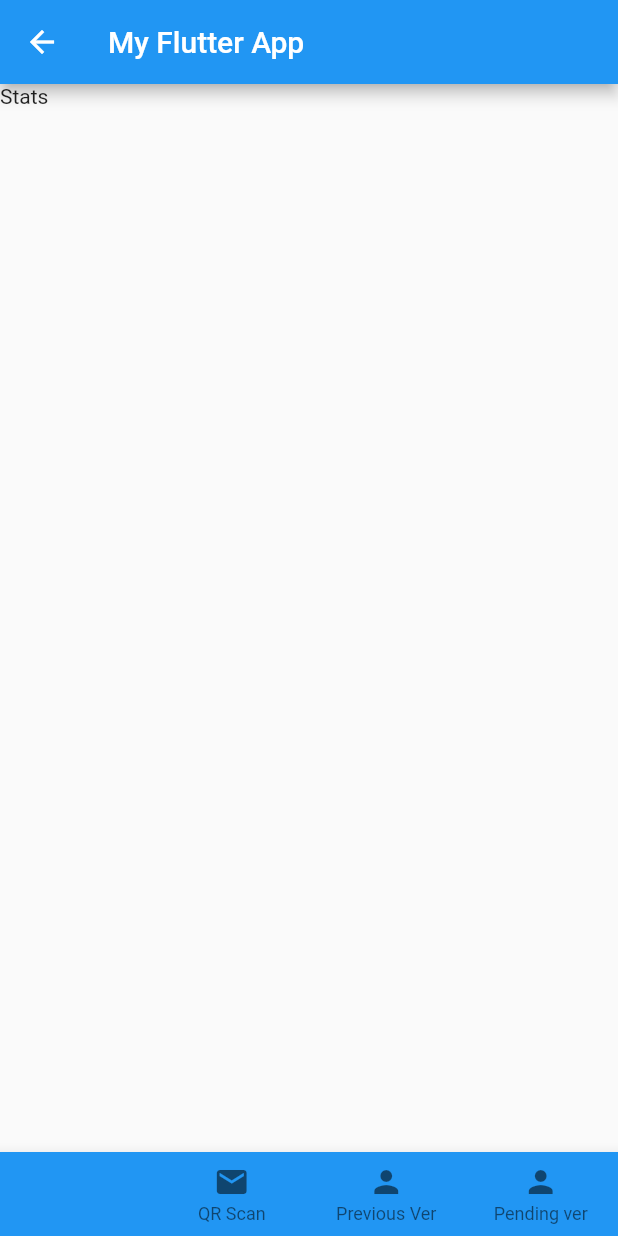
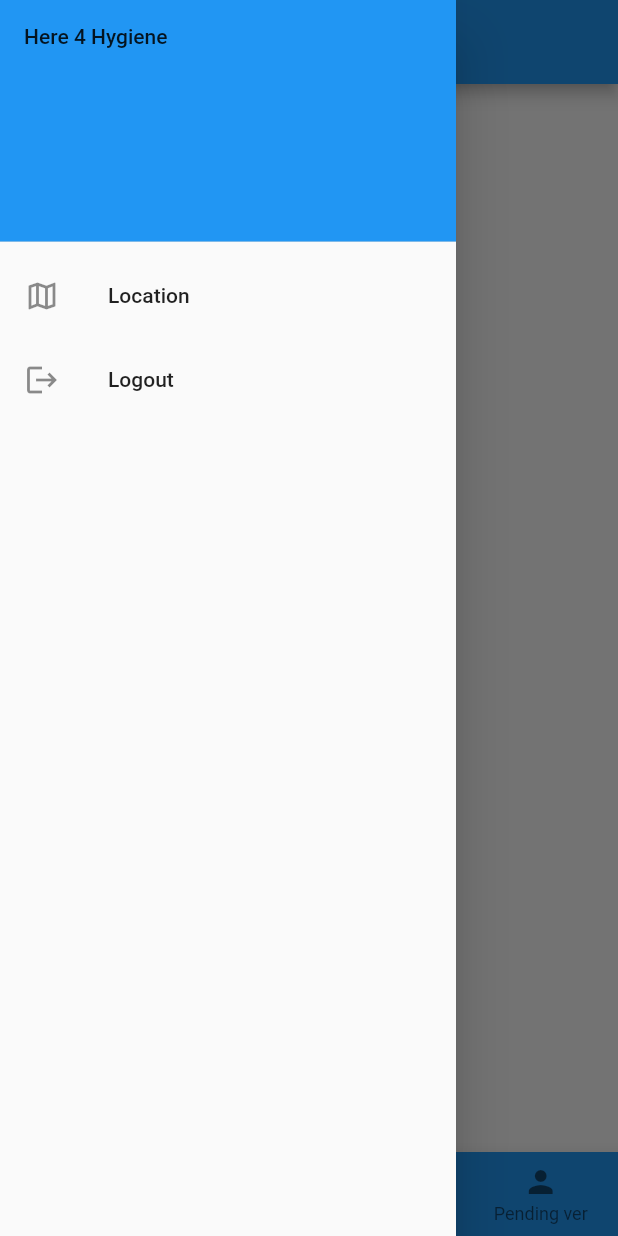
Before and after one commit to anishsreenivas82/Hackathon, a Flutter app: the Volunteer screen opened directly, with the side drawer open (before the commit the screen has no drawer), on a phone screen of 412 x 824 dp. Run offline on Flutter 3.47's test engine with Material 2 defaults, Android fonts, the phone set to English and light mode, and no system bars; our stand-ins replace barcode_widget, cloud_firestore, firebase_auth, firebase_core, lottie; missing offline and left inert: flutter_barcode_scanner; accounts and stored records are empty.

Commit message:
not hard

```diff
--- a/lib/pages/volunteer_page.dart
+++ b/lib/pages/volunteer_page.dart
@@ -1,8 +1,10 @@
+import 'package:firebase_auth/firebase_auth.dart';
 import 'package:flutter/cupertino.dart';
 import 'package:flutter/material.dart';
 import 'package:flutter/services.dart';
 import 'package:flutter_barcode_scanner/flutter_barcode_scanner.dart';
 import 'package:flutterlogindesign/pages/qrscan.dart';
+import 'package:flutterlogindesign/pages/splash_screen.dart';
 import 'package:flutterlogindesign/pages/verification.dart';
 
 class Volunteer extends StatefulWidget {
@@ -26,6 +28,30 @@ class _VolunteerState extends State<Volunteer> {
       appBar: AppBar(
        title: Text('My Flutter App'),
      ),
+     drawer: Drawer(
+        child: ListView(
+          padding: EdgeInsets.zero,
+          children: [
+            DrawerHeader(
+              child: Text('Here 4 Hygiene'),
+              decoration: BoxDecoration(color: Colors.blue),
+            ),
+            ListTile(
+              title: Text('Location'),
+              leading: Icon(Icons.map_outlined),
+            ),
+            ListTile(
+              title: Text('Logout'),
+              leading: Icon(Icons.logout),
+              onTap: (){ FirebaseAuth.instance.signOut();
+              Navigator.push(
+                                    context,
+                                    MaterialPageRoute(
+                                        builder: (context) => SplashScreen()));}
+            )
+          ],
+        ),
+      ),
      body: children[currentindex], // new
      bottomNavigationBar: BottomNavigationBar(
        type: BottomNavigationBarType.fixed,
```
